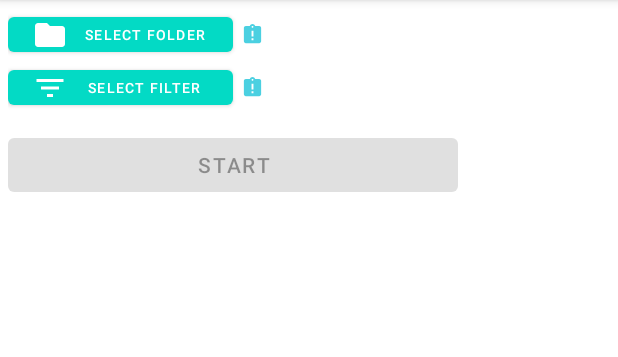
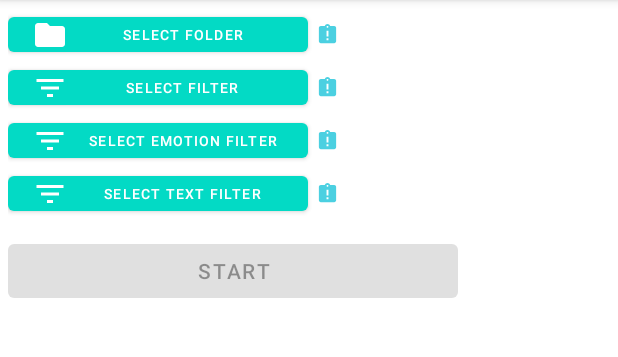
Before and after one commit to AhsanFaheem/AhsanFaheem-Gallery-Searcher-AWS-Hackathon, an Android app: the screen it shows after launch (MainActivity), on a phone screen of 412 x 824 dp, the part 84-441 px from its top. Run offline under Robolectric (Android 15) with nearby library versions, the phone set to English and light mode, and no system bars.

Commit message:
- Added Document Text Reader support

```diff
--- a/app/src/main/res/layout/activity_main.xml
+++ b/app/src/main/res/layout/activity_main.xml
@@ -17,7 +17,7 @@
 
         <Button
             android:id="@+id/openGallery"
-            android:layout_width="150dp"
+            android:layout_width="200dp"
             android:layout_height="35dp"
             android:textSize="9dp"
             android:onClick="openFolderBrowser"
@@ -32,29 +32,78 @@
             android:src="@drawable/ic_not_done" />
     </LinearLayout>
     <LinearLayout
-        android:id="@+id/filterSelectionLayout"
+    android:id="@+id/filterSelectionLayout"
+    android:layout_width="match_parent"
+    android:layout_height="wrap_content"
+    android:orientation="horizontal"
+    app:layout_constraintStart_toStartOf="parent"
+    app:layout_constraintTop_toBottomOf="@+id/pathSelectionLayout">
+
+    <Button
+        android:id="@+id/selectFilter"
+        android:layout_width="200dp"
+        android:layout_height="35dp"
+        android:textSize="9dp"
+        android:drawableLeft="@drawable/ic_filter"
+        android:onClick="openFiltersActivity"
+        android:text="Select Filter" />
+
+    <ImageView
+        android:id="@+id/filterSelectedIcon"
+        android:layout_width="wrap_content"
+        android:layout_height="match_parent"
+        android:layout_marginLeft="5dp"
+        android:src="@drawable/ic_not_done" />
+
+    </LinearLayout>
+    <LinearLayout
+        android:id="@+id/emotionFilterSelectionLayout"
         android:layout_width="match_parent"
         android:layout_height="wrap_content"
         android:orientation="horizontal"
         app:layout_constraintStart_toStartOf="parent"
-        app:layout_constraintTop_toBottomOf="@+id/pathSelectionLayout">
+        app:layout_constraintTop_toBottomOf="@+id/filterSelectionLayout">
 
         <Button
-            android:id="@+id/selectFilter"
-            android:layout_width="150dp"
+            android:id="@+id/selectEmotionFilter"
+            android:layout_width="200dp"
             android:layout_height="35dp"
             android:textSize="9dp"
             android:drawableLeft="@drawable/ic_filter"
             android:onClick="openFiltersActivity"
-            android:text="Select Filter" />
+            android:text="Select Emotion Filter" />
 
         <ImageView
-            android:id="@+id/filterSelectedIcon"
+            android:id="@+id/EmotionFilterSelectedIcon"
             android:layout_width="wrap_content"
             android:layout_height="match_parent"
             android:layout_marginLeft="5dp"
             android:src="@drawable/ic_not_done" />
 
+</LinearLayout>
+    <LinearLayout
+        android:id="@+id/textFilterSelectionLayout"
+        android:layout_width="match_parent"
+        android:layout_height="wrap_content"
+        android:orientation="horizontal"
+        app:layout_constraintStart_toStartOf="parent"
+        app:layout_constraintTop_toBottomOf="@+id/emotionFilterSelectionLayout">
+
+        <Button
+            android:id="@+id/selectTextFilter"
+            android:layout_width="200dp"
+            android:layout_height="35dp"
+            android:textSize="9dp"
+            android:drawableLeft="@drawable/ic_filter"
+            android:onClick="openTextFilterScreen"
+            android:text="Select Text Filter" />
+
+        <ImageView
+            android:id="@+id/TextFilterSelectedIcon"
+            android:layout_width="wrap_content"
+            android:layout_height="match_parent"
+            android:layout_marginLeft="5dp"
+            android:src="@drawable/ic_not_done" />
 
     </LinearLayout>
     <LinearLayout
@@ -65,7 +114,7 @@
         android:layout_marginTop="10dp"
         android:weightSum="4"
         app:layout_constraintStart_toStartOf="parent"
-        app:layout_constraintTop_toBottomOf="@id/filterSelectionLayout">
+        app:layout_constraintTop_toBottomOf="@id/textFilterSelectionLayout">
 
         <Button
             android:enabled="false"
@@ -116,7 +165,6 @@
         android:layout_width="match_parent"
         android:layout_height="wrap_content">
 
-
         <GridView
             android:id="@+id/gridView"
             android:layout_width="match_parent"
--- a/app/src/main/res/values/strings.xml
+++ b/app/src/main/res/values/strings.xml
@@ -29,5 +29,6 @@
 
     </string-array>
     <string name="object_detector_url">https://9k6yfg3avh.execute-api.us-east-1.amazonaws.com/TEST/object-detector-resource</string>
+    <string name="document_reader_url">https://5dyn9rbbfi.execute-api.us-east-1.amazonaws.com/TEST/document-reader</string>
 
 </resources>
```
Also changed, not shown: app/build.gradle (+4 -7 lines), app/src/main/AndroidManifest.xml (+5 -3 lines), app/src/main/java/com/awshackathon/goforpic/MainActivity.java (+16 -6 lines), app/src/main/java/com/awshackathon/goforpic/TextFilterScreen.java (added, +26 -0 lines), app/src/main/java/com/awshackathon/goforpic/data/GluonOpenCVObjectDetectorData.java (+33 -5 lines), app/src/main/java/com/awshackathon/goforpic/domain/ImageForProcessing.java (+20 -2 lines), app/src/main/java/com/awshackathon/goforpic/service/DocumentSearchService.java (added, +47 -0 lines), app/src/main/java/com/awshackathon/goforpic/service/ObjectDetectorService.java (+93 -10 lines), app/src/main/java/com/awshackathon/goforpic/service/ProcessedImagedReadWriteService.java (+30 -12 lines), app/src/main/res/layout/activity_text_filter_screen.xml (added, +23 -0 lines).
